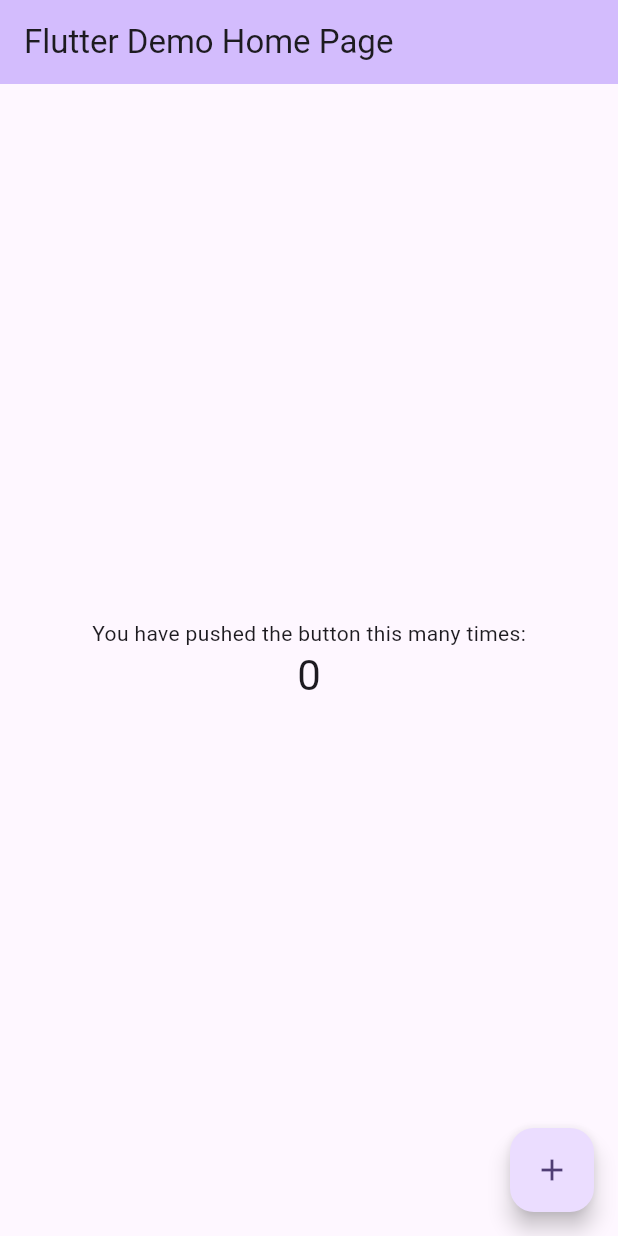
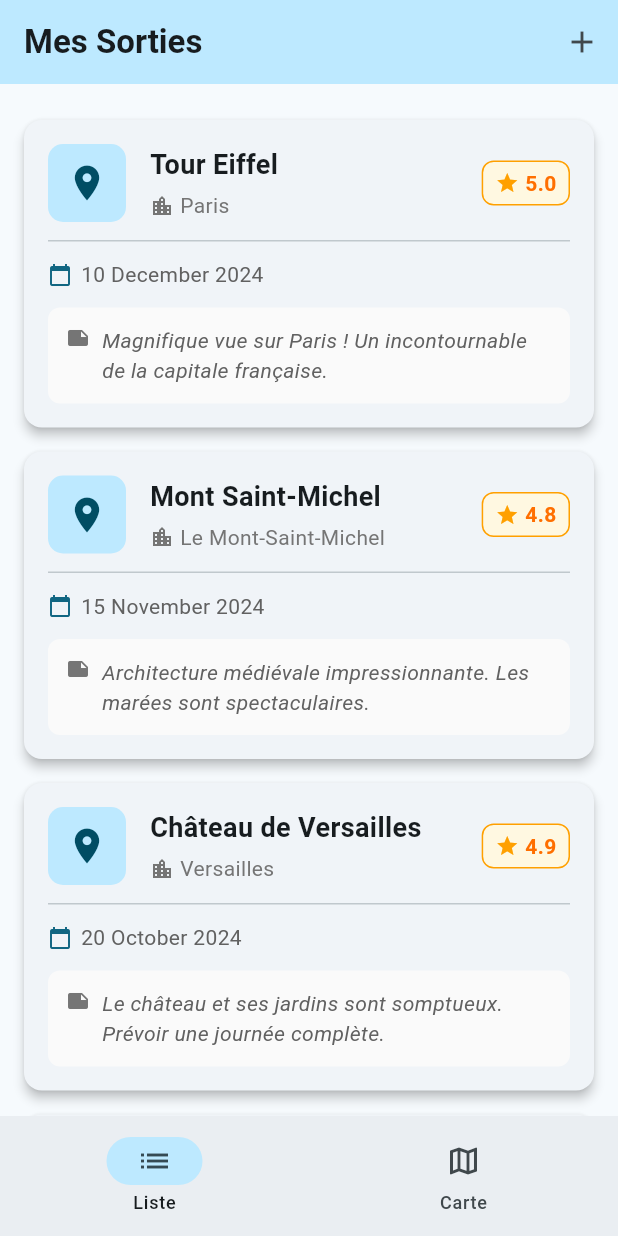
Before and after one commit to AzTaiiyoo/flutter_2025_carnet_voyage, a Flutter app: the screen it shows after launch, on a phone screen of 412 x 824 dp. Run offline on Flutter 3.47's test engine with Material 3 defaults, Android fonts, the phone set to English and light mode, and no system bars; our stand-ins replace flutter_bloc.

Commit message:
feat(sorties): ajout des modèles et des écrans pour la gestion des sorties

```diff
--- /dev/null
+++ b/flutter_2025_carnet_voyage/lib/blocs/sortie_cubit.dart
@@ -0,0 +1,97 @@
+import 'package:flutter_bloc/flutter_bloc.dart';
+import '../models/sortie.dart';
+import '../models/address.dart';
+
+class SortieCubit extends Cubit<List<Sortie>> {
+  SortieCubit() : super(_getDefaultSorties());
+
+  static List<Sortie> _getDefaultSorties() {
+    return [
+      Sortie(
+        id: '1',
+        name: 'Tour Eiffel',
+        address: Address(
+          street: 'Champ de Mars',
+          city: 'Paris',
+          postcode: '75007',
+        ),
+        date: DateTime(2024, 12, 10),
+        note: 'Magnifique vue sur Paris ! Un incontournable de la capitale française.',
+        rating: 5.0,
+        imageUrl: null,
+      ),
+      Sortie(
+        id: '2',
+        name: 'Mont Saint-Michel',
+        address: Address(
+          street: null,
+          city: 'Le Mont-Saint-Michel',
+          postcode: '50170',
+        ),
+        date: DateTime(2024, 11, 15),
+        note: 'Architecture médiévale impressionnante. Les marées sont spectaculaires.',
+        rating: 4.8,
+        imageUrl: null,
+      ),
+      Sortie(
+        id: '3',
+        name: 'Château de Versailles',
+        address: Address(
+          street: 'Place d\'Armes',
+          city: 'Versailles',
+          postcode: '78000',
+        ),
+        date: DateTime(2024, 10, 20),
+        note: 'Le château et ses jardins sont somptueux. Prévoir une journée complète.',
+        rating: 4.9,
+        imageUrl: null,
+      ),
+      Sortie(
+        id: '4',
+        name: 'Calanques de Cassis',
+        address: Address(
+          street: 'Port de Cassis',
+          city: 'Cassis',
+          postcode: '13260',
+        ),
+        date: DateTime(2024, 9, 5),
+        note: 'Eau turquoise et falaises magnifiques. Parfait pour la randonnée.',
+        rating: 4.7,
+        imageUrl: null,
+      ),
+      Sortie(
+        id: '5',
+        name: 'Strasbourg - Petite France',
+        address: Address(
+          street: 'Quartier de la Petite France',
+          city: 'Strasbourg',
+          postcode: '67000',
+        ),
+        date: DateTime(2024, 8, 12),
+        note: 'Charmant quartier avec ses maisons à colombages et canaux.',
+        rating: 4.6,
+        imageUrl: null,
+      ),
+    ];
+  }
+
+  void addSortie(Sortie sortie) {
+    emit([...state, sortie]);
+  }
+
+  void updateSortie(String id, Sortie updatedSortie) {
+    emit(state.map((sortie) => sortie.id == id ? updatedSortie : sortie).toList());
+  }
+
+  void deleteSortie(String id) {
+    emit(state.where((sortie) => sortie.id != id).toList());
+  }
+
+  void clearAllSorties() {
+    emit([]);
+  }
+
+  void resetToDefault() {
+    emit(_getDefaultSorties());
+  }
+}
--- a/flutter_2025_carnet_voyage/lib/main.dart
+++ b/flutter_2025_carnet_voyage/lib/main.dart
@@ -1,4 +1,8 @@
 import 'package:flutter/material.dart';
+import 'package:flutter_bloc/flutter_bloc.dart';
+import 'blocs/sortie_cubit.dart';
+import 'ui/screen/home.dart';
+import 'routes/routes.dart';
 
 void main() {
   runApp(const MyApp());
@@ -7,115 +11,19 @@ void main() {
 class MyApp extends StatelessWidget {
   const MyApp({super.key});
 
-  // This widget is the root of your application.
   @override
   Widget build(BuildContext context) {
-    return MaterialApp(
-      title: 'Flutter Demo',
-      theme: ThemeData(
-        // This is the theme of your application.
-        //
-        // TRY THIS: Try running your application with "flutter run". You'll see
-        // the application has a purple toolbar. Then, without quitting the app,
-        // try changing the seedColor in the colorScheme below to Colors.green
-        // and then invoke "hot reload" (save your changes or press the "hot
-        // reload" button in a Flutter-supported IDE, or press "r" if you used
-        // the command line to start the app).
-        //
-        // Notice that the counter didn't reset back to zero; the application
-        // state is not lost during the reload. To reset the state, use hot
-        // restart instead.
-        //
-        // This works for code too, not just values: Most code changes can be
-        // tested with just a hot reload.
-        colorScheme: .fromSeed(seedColor: Colors.deepPurple),
-      ),
-      home: const MyHomePage(title: 'Flutter Demo Home Page'),
-    );
-  }
-}
-
-class MyHomePage extends StatefulWidget {
-  const MyHomePage({super.key, required this.title});
-
-  // This widget is the home page of your application. It is stateful, meaning
-  // that it has a State object (defined below) that contains fields that affect
-  // how it looks.
-
-  // This class is the configuration for the state. It holds the values (in this
-  // case the title) provided by the parent (in this case the App widget) and
-  // used by the build method of the State. Fields in a Widget subclass are
-  // always marked "final".
-
-  final String title;
-
-  @override
-  State<MyHomePage> createState() => _MyHomePageState();
-}
-
-class _MyHomePageState extends State<MyHomePage> {
-  int _counter = 0;
-
-  void _incrementCounter() {
-    setState(() {
-      // This call to setState tells the Flutter framework that something has
-      // changed in this State, which causes it to rerun the build method below
-      // so that the display can reflect the updated values. If we changed
-      // _counter without calling setState(), then the build method would not be
-      // called again, and so nothing would appear to happen.
-      _counter++;
-    });
-  }
-
-  @override
-  Widget build(BuildContext context) {
-    // This method is rerun every time setState is called, for instance as done
-    // by the _incrementCounter method above.
-    //
-    // The Flutter framework has been optimized to make rerunning build methods
-    // fast, so that you can just rebuild anything that needs updating rather
-    // than having to individually change instances of widgets.
-    return Scaffold(
-      appBar: AppBar(
-        // TRY THIS: Try changing the color here to a specific color (to
-        // Colors.amber, perhaps?) and trigger a hot reload to see the AppBar
-        // change color while the other colors stay the same.
-        backgroundColor: Theme.of(context).colorScheme.inversePrimary,
-        // Here we take the value from the MyHomePage object that was created by
-        // the App.build method, and use it to set our appbar title.
-        title: Text(widget.title),
-      ),
-      body: Center(
-        // Center is a layout widget. It takes a single child and positions it
-        // in the middle of the parent.
-        child: Column(
-          // Column is also a layout widget. It takes a list of children and
-          // arranges them vertically. By default, it sizes itself to fit its
-          // children horizontally, and tries to be as tall as its parent.
-          //
-          // Column has various properties to control how it sizes itself and
-          // how it positions its children. Here we use mainAxisAlignment to
-          // center the children vertically; the main axis here is the vertical
-          // axis because Columns are vertical (the cross axis would be
-          // horizontal).
-          //
-          // TRY THIS: Invoke "debug painting" (choose the "Toggle Debug Paint"
-          // action in the IDE, or press "p" in the console), to see the
-          // wireframe for each widget.
-          mainAxisAlignment: .center,
-          children: [
-            const Text('You have pushed the button this many times:'),
-            Text(
-              '$_counter',
-              style: Theme.of(context).textTheme.headlineMedium,
-            ),
-          ],
+    return BlocProvider(
+      create: (context) => SortieCubit(),
+      child: MaterialApp(
+        title: 'Carnet de Voyage',
+        debugShowCheckedModeBanner: false,
+        theme: ThemeData(
+          colorScheme: ColorScheme.fromSeed(seedColor: Colors.blueGrey),
+          useMaterial3: true,
         ),
-      ),
-      floatingActionButton: FloatingActionButton(
-        onPressed: _incrementCounter,
-        tooltip: 'Increment',
-        child: const Icon(Icons.add),
+        home: const Home(),
+        routes: Routes.allRoutes,
       ),
     );
   }
--- /dev/null
+++ b/flutter_2025_carnet_voyage/lib/models/address.dart
@@ -0,0 +1,44 @@
+class Address {
+  final String? street;
+  final String city;
+  final String postcode;
+
+  Address({
+    this.street,
+    required this.city,
+    required this.postcode,
+  });
+
+  factory Address.fromJson(Map<String, dynamic> json) {
+    final Map<String, dynamic>? properties = json['properties'];
+    return Address(
+      street: properties?['street'],
+      city: properties?['city'] ?? 'Ville inconnue',
+      postcode: properties?['postcode'] ?? '00000',
+    );
+  }
+
+  Map<String, dynamic> toJson() {
+    return {
+      'street': street,
+      'city': city,
+      'postcode': postcode,
+    };
+  }
+
+  @override
+  String toString() {
+    if(street != null && street!.isNotEmpty) {
+      return '$street, $city, $postcode';
+    }
+    return '$city, $postcode';
+  }
+  factory Address.fromGeoJson(Map<String, dynamic> json) {
+    final Map<String, dynamic> properties = json['properties'] ?? {};
+    final String? street = properties['name'];
+    final String city = properties['city'] ?? properties['municipality'] ?? 'Ville inconnue';
+    final String postcode = properties['postcode'] ?? '00000';
+
+    return Address(street: street, city: city, postcode: postcode);
+  }
+}
--- /dev/null
+++ b/flutter_2025_carnet_voyage/lib/models/sortie.dart
@@ -0,0 +1,45 @@
+import 'address.dart';
+
+class Sortie {
+  final String id;
+  final String name;
+  final Address address;
+  final DateTime date;
+  final String? note;
+  final double? rating;
+  final String? imageUrl;
+
+  const Sortie({
+    required this.id,
+    required this.name,
+    required this.address,
+    required this.date,
+    this.note,
+    this.rating,
+    this.imageUrl,
+  });
+
+  factory Sortie.fromJson(Map<String, dynamic> json) {
+    return Sortie(
+      id: json['id'],
+      name: json['name'],
+      address: Address.fromJson(json['address']),
+      date: DateTime.parse(json['date']),
+      note: json['note'],
+      rating: json['rating']?.toDouble(),
+      imageUrl: json['imageUrl'],
+    );
+  }
+
+  Map<String, dynamic> toJson() {
+    return {
+      'id': id,
+      'name': name,
+      'address': address.toJson(),
+      'date': date.toIso8601String(),
+      'note': note,
+      'rating': rating,
+      'imageUrl': imageUrl,
+    };
+  }
+}
--- a/flutter_2025_carnet_voyage/lib/routes/routes.dart
+++ b/flutter_2025_carnet_voyage/lib/routes/routes.dart
@@ -1,5 +1,7 @@
 import 'package:flutter/cupertino.dart';
 import 'package:flutter_2025_carnet_voyage/ui/screen/map.dart';
+
+import '../ui/screen/home.dart';
 
 class Routes {
   static const String home = '/home';
@@ -7,7 +9,7 @@ class Routes {
   static const String searchAddress = '/search_address';
 
   static Map<String, WidgetBuilder> get allRoutes => {
-    //home: (_) => const Home(),
+    home: (_) => const Home(),
     map: (_) => const MapScreen(),
     //searchAddress: (_) => const SearchAddress(),
   };
--- /dev/null
+++ b/flutter_2025_carnet_voyage/lib/ui/screen/home.dart
@@ -0,0 +1,90 @@
+import 'package:flutter/material.dart';
+import '../view/list.dart';
+
+class Home extends StatefulWidget {
+  const Home({super.key});
+
+  @override
+  State<Home> createState() => _HomeState();
+}
+
+class _HomeState extends State<Home> {
+  int currentPageIndex = 0;
+
+  @override
+  Widget build(BuildContext context) {
+    return Scaffold(
+      appBar: AppBar(
+        title: Text(
+          currentPageIndex == 0 ? 'Mes Sorties' : 'Carte',
+          style: const TextStyle(fontWeight: FontWeight.bold),
+        ),
+        backgroundColor: Theme.of(context).colorScheme.primaryContainer,
+        elevation: 0,
+        actions: [
+          if (currentPageIndex == 0)
+            IconButton(
+              icon: const Icon(Icons.add),
+              tooltip: 'Ajouter une sortie',
+              onPressed: () {
+                // TODO: Navigation vers la page d'ajout de sortie
+                ScaffoldMessenger.of(context).showSnackBar(
+                  const SnackBar(
+                    content: Text('Fonctionnalité à implémenter'),
+                    duration: Duration(seconds: 2),
+                  ),
+                );
+              },
+            ),
+        ],
+      ),
+      bottomNavigationBar: NavigationBar(
+        onDestinationSelected: (int index) {
+          setState(() {
+            currentPageIndex = index;
+          });
+        },
+        indicatorColor: Theme.of(context).colorScheme.primaryContainer,
+        selectedIndex: currentPageIndex,
+        destinations: const <Widget>[
+          NavigationDestination(
+            selectedIcon: Icon(Icons.list),
+            icon: Icon(Icons.list_outlined),
+            label: 'Liste',
+          ),
+          NavigationDestination(
+            selectedIcon: Icon(Icons.map),
+            icon: Icon(Icons.map_outlined),
+            label: 'Carte',
+          ),
+        ],
+      ),
+      body: IndexedStack(
+        index: currentPageIndex,
+        children: <Widget>[
+          const SortieListPage(),
+          Center(
+            child: Column(
+              mainAxisAlignment: MainAxisAlignment.center,
+              children: [
+                Icon(
+                  Icons.map,
+                  size: 64,
+                  color: Colors.grey[400],
+                ),
+                const SizedBox(height: 16),
+                Text(
+                  'Carte à implémenter',
+                  style: TextStyle(
+                    fontSize: 18,
+                    color: Colors.grey[600],
+                  ),
+                ),
+              ],
+            ),
+          ),
+        ],
+      ),
+    );
+  }
+}
--- /dev/null
+++ b/flutter_2025_carnet_voyage/lib/ui/view/list.dart
@@ -0,0 +1,74 @@
+import 'package:flutter/material.dart';
+import 'package:flutter_bloc/flutter_bloc.dart';
+
+import '../../models/sortie.dart';
+import '../../blocs/sortie_cubit.dart';
+import '../widget/sortie_card.dart';
+
+class SortieListPage extends StatefulWidget {
+  const SortieListPage({super.key});
+
+  @override
+  State<SortieListPage> createState() => _SortieListPageState();
+}
+
+class _SortieListPageState extends State<SortieListPage> {
+  @override
+  Widget build(BuildContext context) {
+    return BlocBuilder<SortieCubit, List<Sortie>>(
+      builder: (context, sorties) {
+        if (sorties.isEmpty) {
+          return Center(
+            child: Column(
+              mainAxisAlignment: MainAxisAlignment.center,
+              children: [
+                Icon(
+                  Icons.travel_explore,
+                  size: 80,
+                  color: Colors.grey[300],
+                ),
+                const SizedBox(height: 16),
+                Text(
+                  'Aucune sortie enregistrée',
+                  style: TextStyle(
+                    fontSize: 18,
+                    color: Colors.grey[600],
+                    fontWeight: FontWeight.w500,
+                  ),
+                ),
+                const SizedBox(height: 8),
+                Text(
+                  'Appuyez sur + pour ajouter une sortie',
+                  style: TextStyle(
+                    fontSize: 14,
+                    color: Colors.grey[500],
+                  ),
+                ),
+              ],
+            ),
+          );
+        }
+
+        return ListView.builder(
+          padding: const EdgeInsets.symmetric(horizontal: 12, vertical: 16),
+          itemCount: sorties.length,
+          itemBuilder: (BuildContext context, int index) {
+            final Sortie sortie = sorties[index];
+            return SortieCard(
+              sortie: sortie,
+              onTap: () {
+                // TODO: Navigation vers la page de détail
+                ScaffoldMessenger.of(context).showSnackBar(
+                  SnackBar(
+                    content: Text('Détails de: ${sortie.name}'),
+                    duration: const Duration(seconds: 1),
+                  ),
+                );
+              },
+            );
+          },
+        );
+      },
+    );
+  }
+}
--- /dev/null
+++ b/flutter_2025_carnet_voyage/lib/ui/widget/sortie_card.dart
@@ -0,0 +1,178 @@
+import 'package:flutter/material.dart';
+import 'package:intl/intl.dart';
+import '../../models/sortie.dart';
+
+class SortieCard extends StatelessWidget {
+  final Sortie sortie;
+  final VoidCallback? onTap;
+
+  const SortieCard({
+    super.key,
+    required this.sortie,
+    this.onTap,
+  });
+
+  @override
+  Widget build(BuildContext context) {
+    final dateFormat = DateFormat('dd MMMM yyyy');
+
+    return Card(
+      margin: const EdgeInsets.symmetric(vertical: 8, horizontal: 4),
+      elevation: 3,
+      shape: RoundedRectangleBorder(
+        borderRadius: BorderRadius.circular(12),
+      ),
+      child: InkWell(
+        onTap: onTap,
+        borderRadius: BorderRadius.circular(12),
+        child: Padding(
+          padding: const EdgeInsets.all(16),
+          child: Column(
+            crossAxisAlignment: CrossAxisAlignment.start,
+            children: [
+              Row(
+                children: [
+                  Container(
+                    padding: const EdgeInsets.all(12),
+                    decoration: BoxDecoration(
+                      color: Theme.of(context).colorScheme.primaryContainer,
+                      borderRadius: BorderRadius.circular(10),
+                    ),
+                    child: Icon(
+                      Icons.place,
+                      color: Theme.of(context).colorScheme.onPrimaryContainer,
+                      size: 28,
+                    ),
+                  ),
+                  const SizedBox(width: 16),
+                  Expanded(
+                    child: Column(
+                      crossAxisAlignment: CrossAxisAlignment.start,
+                      children: [
+                        Text(
+                          sortie.name,
+                          style: const TextStyle(
+                            fontWeight: FontWeight.bold,
+                            fontSize: 18,
+                          ),
+                        ),
+                        const SizedBox(height: 4),
+                        Row(
+                          children: [
+                            Icon(
+                              Icons.location_city,
+                              size: 16,
+                              color: Colors.grey[600],
+                            ),
+                            const SizedBox(width: 4),
+                            Expanded(
+                              child: Text(
+                                sortie.address.city,
+                                style: TextStyle(
+                                  fontSize: 14,
+                                  color: Colors.grey[600],
+                                ),
+                                overflow: TextOverflow.ellipsis,
+                              ),
+                            ),
+                          ],
+                        ),
+                      ],
+                    ),
+                  ),
+                  if (sortie.rating != null)
+                    Container(
+                      padding: const EdgeInsets.symmetric(
+                        horizontal: 8,
+                        vertical: 4,
+                      ),
+                      decoration: BoxDecoration(
+                        color: Colors.amber[50],
+                        borderRadius: BorderRadius.circular(8),
+                        border: Border.all(
+                          color: Colors.amber[700]!,
+                          width: 1,
+                        ),
+                      ),
+                      child: Row(
+                        mainAxisSize: MainAxisSize.min,
+                        children: [
+                          Icon(
+                            Icons.star,
+                            size: 16,
+                            color: Colors.amber[700],
+                          ),
+                          const SizedBox(width: 4),
+                          Text(
+                            sortie.rating!.toStringAsFixed(1),
+                            style: TextStyle(
+                              fontSize: 14,
+                              fontWeight: FontWeight.bold,
+                              color: Colors.amber[900],
+                            ),
+                          ),
+                        ],
+                      ),
+                    ),
+                ],
+              ),
+              const SizedBox(height: 12),
+              const Divider(height: 1),
+              const SizedBox(height: 12),
+              Row(
+                children: [
+                  Icon(
+                    Icons.calendar_today,
+                    size: 16,
+                    color: Theme.of(context).colorScheme.primary,
+                  ),
+                  const SizedBox(width: 6),
+                  Text(
+                    dateFormat.format(sortie.date),
+                    style: TextStyle(
+                      fontSize: 14,
+                      color: Colors.grey[700],
+                    ),
+                  ),
+                ],
+              ),
+              if (sortie.note != null && sortie.note!.isNotEmpty) ...[
+                const SizedBox(height: 12),
+                Container(
+                  padding: const EdgeInsets.all(12),
+                  decoration: BoxDecoration(
+                    color: Colors.grey[50],
+                    borderRadius: BorderRadius.circular(8),
+                  ),
+                  child: Row(
+                    crossAxisAlignment: CrossAxisAlignment.start,
+                    children: [
+                      Icon(
+                        Icons.note,
+                        size: 16,
+                        color: Colors.grey[600],
+                      ),
+                      const SizedBox(width: 8),
+                      Expanded(
+                        child: Text(
+                          sortie.note!,
+                          maxLines: 3,
+                          overflow: TextOverflow.ellipsis,
+                          style: TextStyle(
+                            fontSize: 14,
+                            color: Colors.grey[700],
+                            fontStyle: FontStyle.italic,
+                          ),
+                        ),
+                      ),
+                    ],
+                  ),
+                ),
+              ],
+            ],
+          ),
+        ),
+      ),
+    );
+  }
+}
--- a/flutter_2025_carnet_voyage/pubspec.yaml
+++ b/flutter_2025_carnet_voyage/pubspec.yaml
@@ -39,6 +39,7 @@ dependencies:
   shared_preferences: ^2.5.3
   flutter_map: ^8.2.2
   latlong2: ^0.9.1
+  intl: ^0.19.0
 
 dev_dependencies:
   flutter_test:
```
